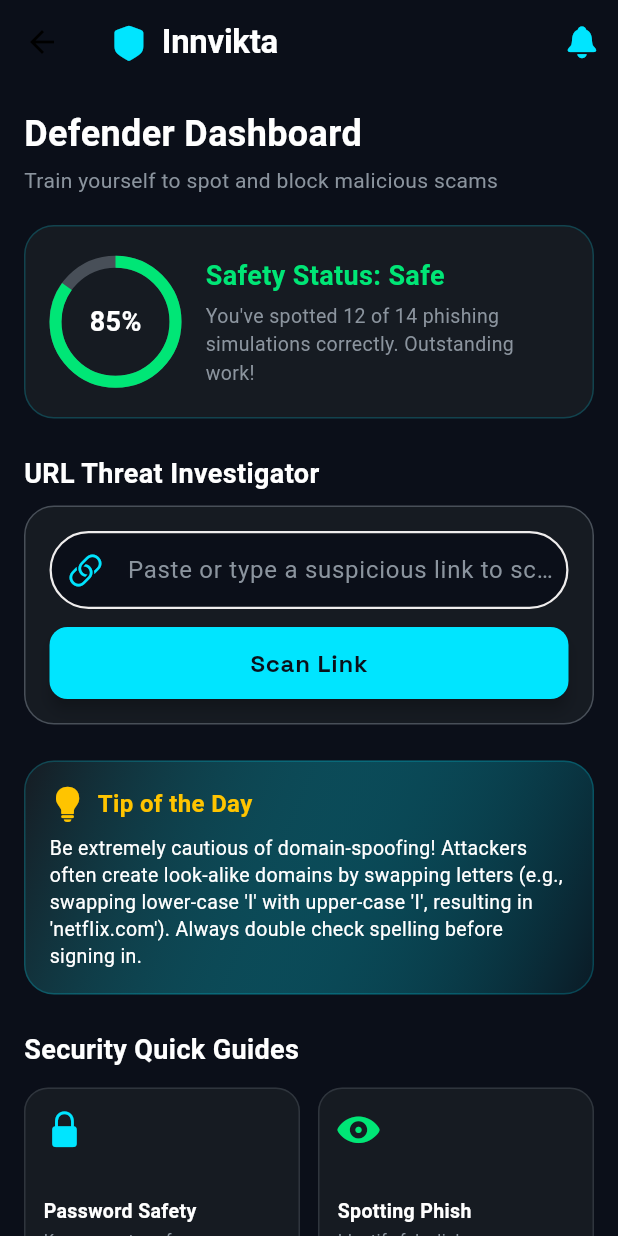
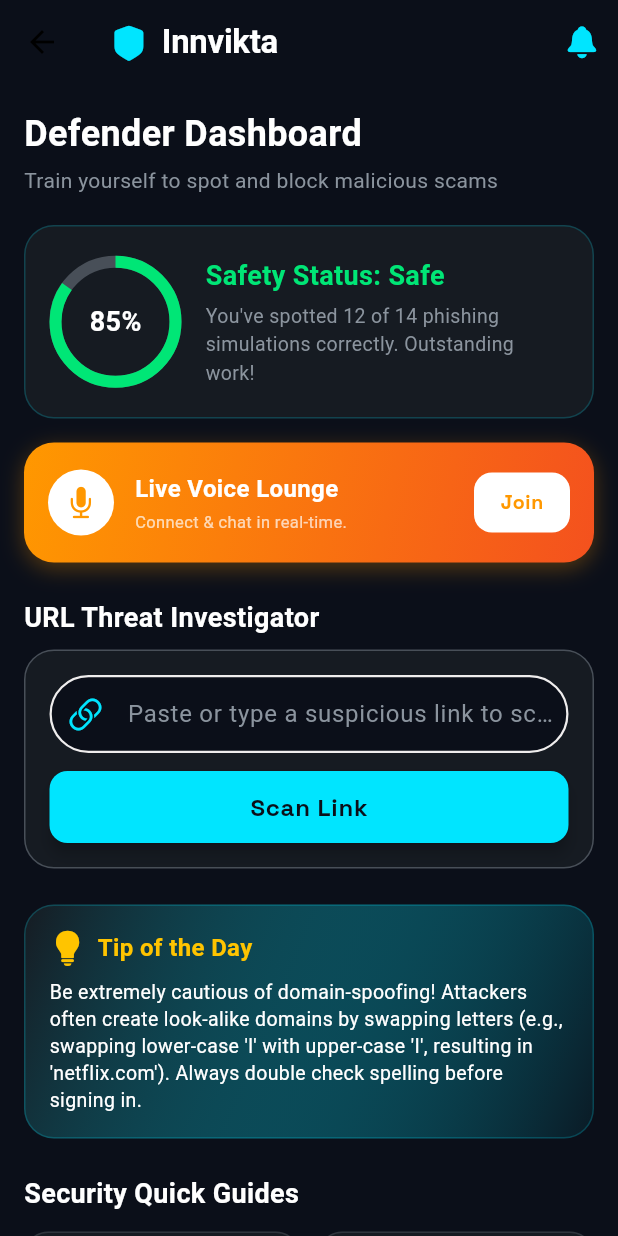
Before and after one commit to Himanshutadse114/Forum-Application, a Flutter app: the HomeScreen screen opened directly, on a phone screen of 412 x 824 dp. Run offline on Flutter 3.47's test engine with Material 3 defaults, Android fonts, the light colour scheme and no system bars; our stand-ins replace custom_navigation_bar, dio, flutter_riverpod, go_router, google_fonts, hive_flutter; missing offline and left inert: jitsi_meet_flutter_sdk, sneakers_app; accounts and stored records are empty; Roboto replaces fonts that are missing (Quicksand).

Commit message:
feat: Add high-visibility Live Voice Lounge gradient banner to HomeScreen dashboard

```diff
--- a/lib/view/home/home_screen.dart
+++ b/lib/view/home/home_screen.dart
@@ -2,6 +2,7 @@ import 'dart:async';
 import 'package:flutter/cupertino.dart';
 import 'package:flutter/material.dart';
 import '../../../utils/constants.dart';
+import '../voice/voice_lounge_screen.dart';
 
 class HomeScreen extends StatefulWidget {
   const HomeScreen({Key? key}) : super(key: key);
@@ -239,6 +240,93 @@ class _HomeScreenState extends State<HomeScreen> {
                           ),
                         ),
                       ],
+                    ),
+                  ),
+                ],
+              ),
+            ),
+            const SizedBox(height: 16),
+
+            // Live Voice Lounge Banner Card
+            Container(
+              padding: const EdgeInsets.all(16),
+              decoration: BoxDecoration(
+                gradient: LinearGradient(
+                  colors: [
+                    Colors.orange.shade500,
+                    Colors.deepOrange.shade600,
+                  ],
+                  begin: Alignment.topLeft,
+                  end: Alignment.bottomRight,
+                ),
+                borderRadius: BorderRadius.circular(20),
+                boxShadow: [
+                  BoxShadow(
+                    color: Colors.orange.withOpacity(0.3),
+                    blurRadius: 12,
+                    offset: const Offset(0, 4),
+                  ),
+                ],
+              ),
+              child: Row(
+                children: [
+                  Container(
+                    padding: const EdgeInsets.all(10),
+                    decoration: const BoxDecoration(
+                      color: Colors.white,
+                      shape: BoxShape.circle,
+                    ),
+                    child: const Icon(
+                      CupertinoIcons.mic_fill,
+                      color: Colors.orange,
+                      size: 24,
+                    ),
+                  ),
+                  const SizedBox(width: 14),
+                  Expanded(
+                    child: Column(
+                      crossAxisAlignment: CrossAxisAlignment.start,
+                      children: const [
+                        Text(
+                          "Live Voice Lounge",
+                          style: TextStyle(
+                            color: Colors.white,
+                            fontSize: 16,
+                            fontWeight: FontWeight.bold,
+                          ),
+                        ),
+                        SizedBox(height: 3),
+                        Text(
+                          "Connect & chat in real-time.",
+                          style: TextStyle(
+                            color: Colors.white70,
+                            fontSize: 11,
+                          ),
+                        ),
+                      ],
+                    ),
+                  ),
+                  ElevatedButton(
+                    onPressed: () {
+                      Navigator.push(
+                        context,
+                        MaterialPageRoute(
+                          builder: (context) => VoiceLoungeScreen(),
+                        ),
+                      );
+                    },
+                    style: ElevatedButton.styleFrom(
+                      backgroundColor: Colors.white,
+                      foregroundColor: Colors.orange,
+                      elevation: 0,
+                      shape: RoundedRectangleBorder(
+                        borderRadius: BorderRadius.circular(12),
+                      ),
+                      padding: const EdgeInsets.symmetric(horizontal: 14, vertical: 8),
+                    ),
+                    child: const Text(
+                      "Join",
+                      style: TextStyle(fontWeight: FontWeight.bold, fontSize: 13),
                     ),
                   ),
                 ],
```
